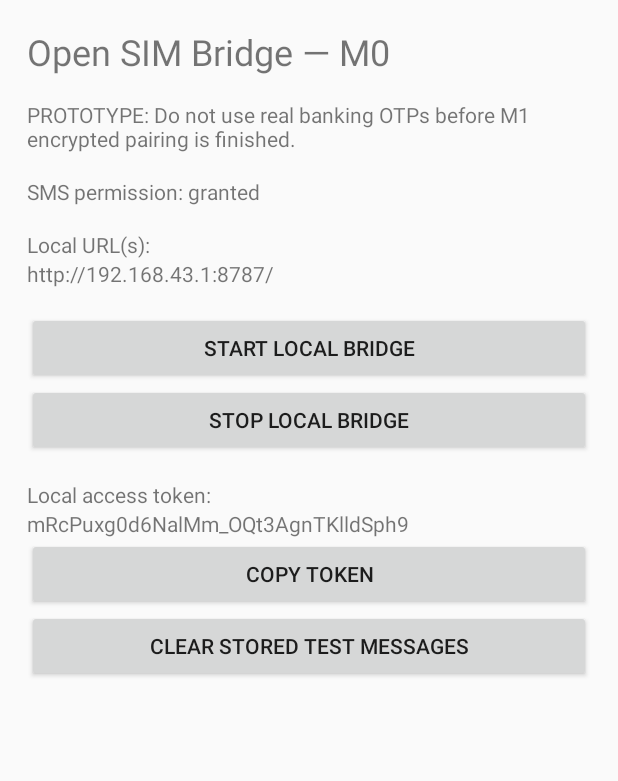
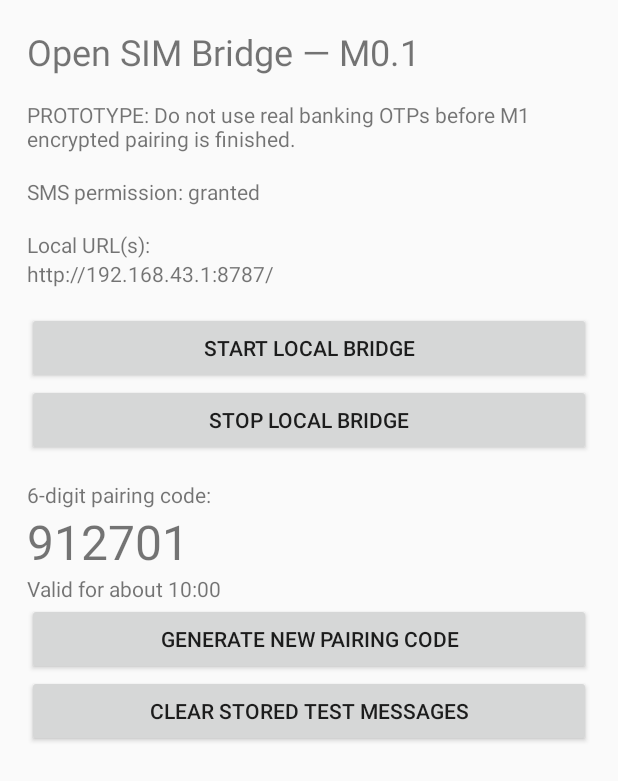
Before and after one commit to Vodomia/open-sim-bridge, an Android app: the screen it shows after launch (MainActivity), on a phone screen of 412 x 824 dp. Shown: the top 781 px of the screen. Run offline under Robolectric (Android 15) with nearby library versions, the phone set to English and light mode, and no system bars.

Commit message:
Replace long token entry with 6-digit pairing UX

```diff
--- a/android-bridge/app/src/main/java/dev/opensimbridge/bridge/MainActivity.java
+++ b/android-bridge/app/src/main/java/dev/opensimbridge/bridge/MainActivity.java
@@ -2,9 +2,6 @@ package dev.opensimbridge.bridge;
 
 import android.Manifest;
 import android.app.Activity;
-import android.content.ClipData;
-import android.content.ClipboardManager;
-import android.content.Context;
 import android.content.Intent;
 import android.content.pm.PackageManager;
 import android.os.Build;
@@ -17,13 +14,15 @@ import android.widget.TextView;
 import android.widget.Toast;
 
 import java.util.List;
+import java.util.Locale;
 
 public final class MainActivity extends Activity {
     private static final int SMS_PERMISSION_REQUEST = 1001;
 
     private TextView status;
     private TextView urls;
-    private TextView token;
+    private TextView pairingCode;
+    private TextView pairingExpiry;
 
     @Override
     protected void onCreate(Bundle savedInstanceState) {
@@ -31,6 +30,12 @@ public final class MainActivity extends Activity {
         setContentView(buildUi());
         refreshUi();
         requestSmsPermissionIfNeeded();
+    }
+
+    @Override
+    protected void onResume() {
+        super.onResume();
+        if (status != null) refreshUi();
     }
 
     private View buildUi() {
@@ -41,7 +46,7 @@ public final class MainActivity extends Activity {
         root.setPadding(pad, pad, pad, pad);
 
         TextView title = new TextView(this);
-        title.setText("Open SIM Bridge — M0");
+        title.setText("Open SIM Bridge — M0.1");
         title.setTextSize(24);
         root.addView(title);
 
@@ -73,26 +78,26 @@ public final class MainActivity extends Activity {
         });
         root.addView(stop);
 
-        TextView tokenLabel = new TextView(this);
-        tokenLabel.setText("\nLocal access token:");
-        root.addView(tokenLabel);
+        TextView pairingLabel = new TextView(this);
+        pairingLabel.setText("\n6-digit pairing code:");
+        root.addView(pairingLabel);
 
-        token = new TextView(this);
-        token.setTextIsSelectable(true);
-        root.addView(token);
+        pairingCode = new TextView(this);
+        pairingCode.setTextSize(32);
+        pairingCode.setTextIsSelectable(true);
+        root.addView(pairingCode);
 
-        Button copyToken = new Button(this);
-        copyToken.setText("Copy token");
-        copyToken.setOnClickListener(v -> {
-            ClipboardManager clipboard =
-                    (ClipboardManager) getSystemService(Context.CLIPBOARD_SERVICE);
-            clipboard.setPrimaryClip(ClipData.newPlainText(
-                    "Open SIM Bridge token",
-                    TokenStore.getOrCreate(this)
-            ));
-            Toast.makeText(this, "Token copied", Toast.LENGTH_SHORT).show();
+        pairingExpiry = new TextView(this);
+        root.addView(pairingExpiry);
+
+        Button regenerate = new Button(this);
+        regenerate.setText("Generate new pairing code");
+        regenerate.setOnClickListener(v -> {
+            PairingStore.regenerate(this);
+            refreshUi();
+            Toast.makeText(this, "New pairing code generated", Toast.LENGTH_SHORT).show();
         });
-        root.addView(copyToken);
+        root.addView(regenerate);
 
         Button clear = new Button(this);
         clear.setText("Clear stored test messages");
@@ -118,7 +123,16 @@ public final class MainActivity extends Activity {
         for (String value : list) sb.append(value).append("\n");
         urls.setText(sb.toString());
 
-        token.setText(TokenStore.getOrCreate(this));
+        pairingCode.setText(PairingStore.currentCode(this));
+        long seconds = Math.max(0L, PairingStore.expiresInMs(this) / 1000L);
+        long minutes = seconds / 60L;
+        long remainingSeconds = seconds % 60L;
+        pairingExpiry.setText(String.format(
+                Locale.US,
+                "Valid for about %d:%02d",
+                minutes,
+                remainingSeconds
+        ));
     }
 
     private void requestSmsPermissionIfNeeded() {
```
